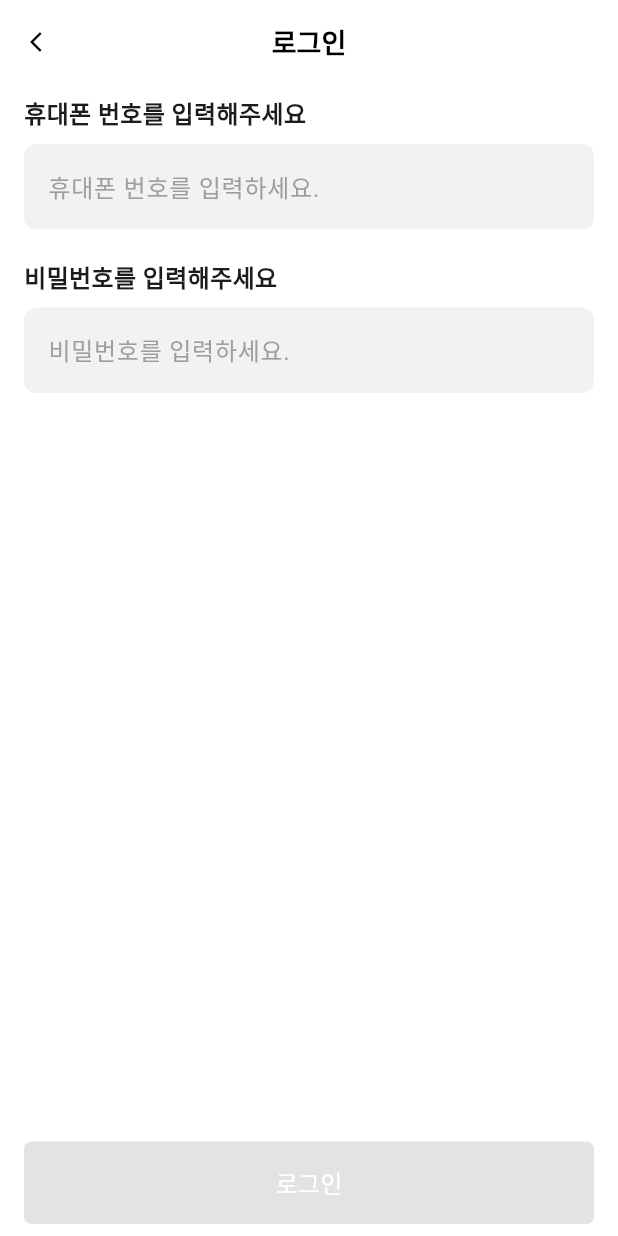
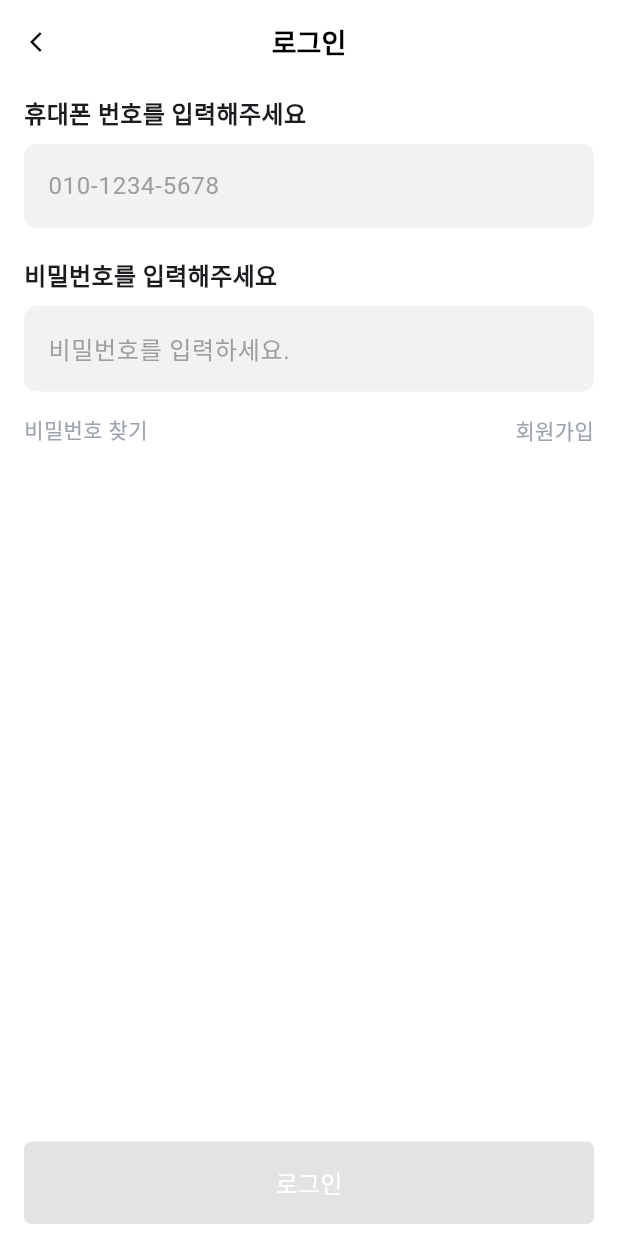
Before and after one commit to LastNyam/last_nyam_fe, a Flutter app: the screen it shows after launch, item 3 of the bottom bar chosen, after a tap on "로그인하고 냠냠 시작하기", on a phone screen of 412 x 824 dp. Run offline on Flutter 3.47's test engine with Material 3 defaults, Android fonts, the phone set to English and light mode, and no system bars; our stand-ins replace dio, flutter_dotenv, flutter_secure_storage, geolocator, google_maps_flutter, image_picker; Roboto replaces fonts that are missing (nanumBarunGothic).

Commit message:
chore: 로그인 UI 잘못된 부분 수정

```diff
--- a/lib/screen/my_page/login_screen.dart
+++ b/lib/screen/my_page/login_screen.dart
@@ -1,10 +1,10 @@
 import 'dart:convert';
 import 'dart:typed_data';
-
 import 'package:flutter/material.dart';
 import 'package:flutter_secure_storage/flutter_secure_storage.dart';
 import 'package:dio/dio.dart';
 import 'package:flutter_dotenv/flutter_dotenv.dart';
+import 'package:last_nyam/screen/my_page/sign_up_screen.dart';
 import 'package:provider/provider.dart';
 import 'package:last_nyam/component/provider/user_state.dart';
 import 'package:last_nyam/const/colors.dart';
@@ -60,7 +60,7 @@ class _LoginScreenState extends State<LoginScreen> {
                 controller: _phoneNumberController,
                 label: "휴대폰 번호를 입력해주세요",
                 type: 'phoneNumber',
-                hintText: "휴대폰 번호를 입력하세요.",
+                hintText: "010-1234-5678",
                 errorText: _phoneNumberError,
               ),
               const SizedBox(height: 20),
@@ -70,6 +70,33 @@ class _LoginScreenState extends State<LoginScreen> {
                 hintText: "비밀번호를 입력하세요.",
                 type: 'password',
                 errorText: _passwordError,
+              ),
+              const SizedBox(height: 15),
+              Row(
+                mainAxisAlignment: MainAxisAlignment.spaceBetween,
+                children: [
+                  GestureDetector(
+                    child: Text(
+                      '비밀번호 찾기',
+                      style: TextStyle(fontSize: 14.0, color: grey[400]),
+                    ),
+                  ),
+                  GestureDetector(
+                    child: Text(
+                      '회원가입',
+                      style: TextStyle(fontSize: 14.0, color: grey[400]),
+                    ),
+                    onTap: () {
+                      Navigator.push(
+                        context,
+                        MaterialPageRoute(
+                          builder: (context) => SignUpScreen(),
+                          // builder: (context) => ProfileEditScreen(),
+                        ),
+                      );
+                    },
+                  ),
+                ],
               ),
               const Spacer(),
               SizedBox(
@@ -125,7 +152,7 @@ class _LoginScreenState extends State<LoginScreen> {
               borderRadius: BorderRadius.circular(8.0),
               borderSide: BorderSide(
                 color:
-                errorText == null ? Colors.transparent : Color(0xff417c4e),
+                    errorText == null ? Colors.transparent : Color(0xff417c4e),
                 width: 2.0,
               ),
             ),
@@ -133,7 +160,7 @@ class _LoginScreenState extends State<LoginScreen> {
               borderRadius: BorderRadius.circular(8.0),
               borderSide: BorderSide(
                 color:
-                errorText == null ? Colors.transparent : Color(0xff417c4e),
+                    errorText == null ? Colors.transparent : Color(0xff417c4e),
                 width: 2.0,
               ),
             ),
@@ -141,7 +168,7 @@ class _LoginScreenState extends State<LoginScreen> {
               borderRadius: BorderRadius.circular(8.0),
               borderSide: BorderSide(
                 color:
-                errorText == null ? Colors.transparent : Color(0xff417c4e),
+                    errorText == null ? Colors.transparent : Color(0xff417c4e),
                 width: 2.0,
               ),
             ),
@@ -179,24 +206,24 @@ class _LoginScreenState extends State<LoginScreen> {
 
       print(response.data['data']);
 
-      if (response.statusCode == 200 && response.data['data']['token'] != null) {
+      if (response.statusCode == 200 &&
+          response.data['data']['token'] != null) {
         String token = response.data['data']['token'];
 
         // Save token in secure storage
         await _storage.write(key: 'authToken', value: token);
 
-        final userResponse = await _dio.get(
-          '$baseUrl/auth/my-info',
-          options: Options(headers: {'Authorization': 'Bearer $token'})
-        );
+        final userResponse = await _dio.get('$baseUrl/auth/my-info',
+            options: Options(headers: {'Authorization': 'Bearer $token'}));
 
         if (userResponse.statusCode == 200) {
           final userState = Provider.of<UserState>(context, listen: false);
           userState.updateUserName(userResponse.data['data']['nickname']);
           userState.updatePhoneNumber(userResponse.data['data']['phoneNumber']);
-          userState
-              .updateAcceptMarketing(userResponse.data['data']['acceptMarketing']);
-          Uint8List? profileImage = Uint8List.fromList(base64Decode(userResponse.data['data']['profileImage']));
+          userState.updateAcceptMarketing(
+              userResponse.data['data']['acceptMarketing']);
+          Uint8List? profileImage = Uint8List.fromList(
+              base64Decode(userResponse.data['data']['profileImage']));
           userState.updateProfileImage(profileImage);
           userState.updateIsLogin(true);
         } else {
```
